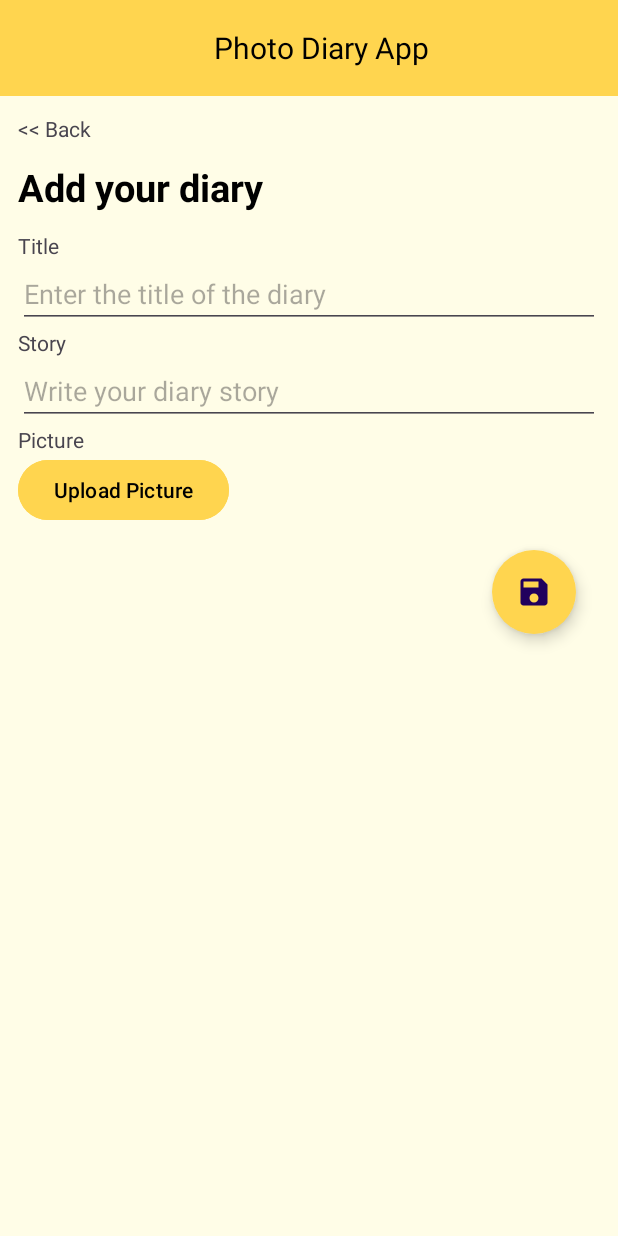
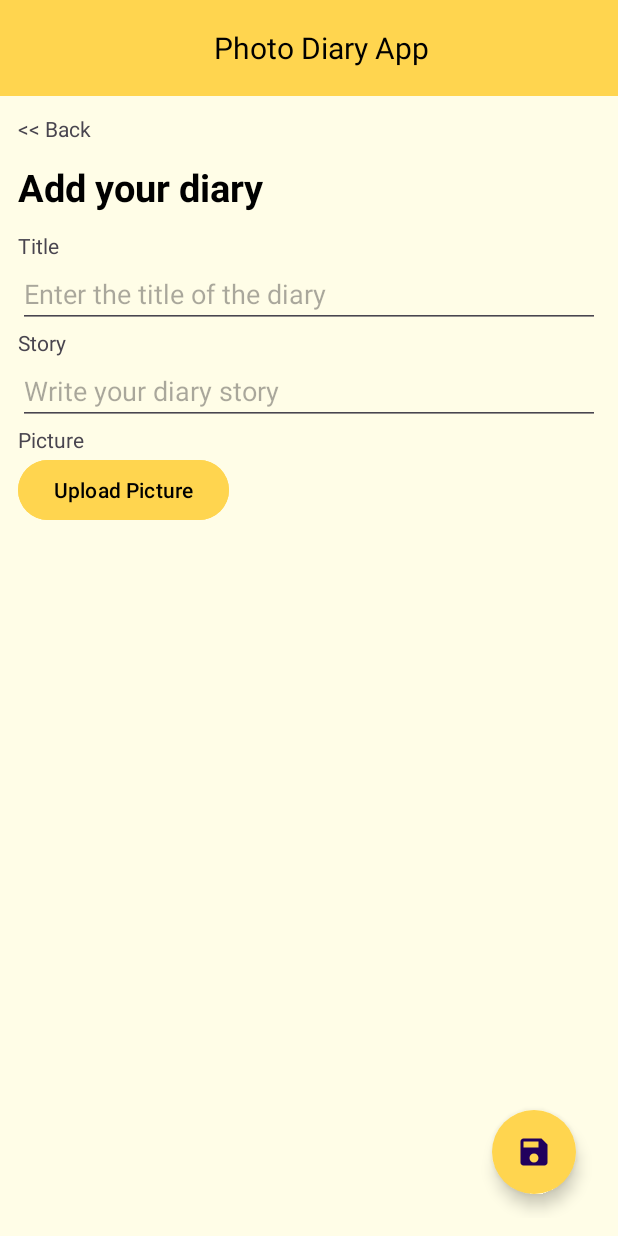
Before and after one commit to Rafibintang22/TubesMobdev1, an Android app: the screen it shows after launch (MainActivity), after a tap on an icon or button, on a phone screen of 412 x 824 dp. Run offline under Robolectric (Android 15) with nearby library versions, the phone set to English and light mode, and no system bars.

Commit message:
Update fragment_tambah_konten.xml

```diff
--- a/app/src/main/res/layout/fragment_tambah_konten.xml
+++ b/app/src/main/res/layout/fragment_tambah_konten.xml
@@ -1,10 +1,14 @@
 <?xml version="1.0" encoding="utf-8"?>
-<LinearLayout xmlns:android="http://schemas.android.com/apk/res/android"
+<RelativeLayout xmlns:android="http://schemas.android.com/apk/res/android"
     xmlns:app="http://schemas.android.com/apk/res-auto"
     android:orientation="vertical"
     android:layout_width="match_parent"
     android:layout_height="match_parent">
 
+    <LinearLayout
+        android:layout_width="match_parent"
+        android:layout_height="wrap_content"
+        android:orientation="vertical">
         <TextView
             android:id="@+id/btn_back"
             android:layout_width="match_parent"
@@ -65,12 +69,14 @@
             android:layout_width="wrap_content"
             android:layout_height="wrap_content"
             android:layout_gravity="center"></ImageView>
+    </LinearLayout>
 
     <com.google.android.material.floatingactionbutton.FloatingActionButton
         android:id="@+id/button_save"
         android:layout_width="wrap_content"
         android:layout_height="wrap_content"
-        android:layout_gravity="right"
+        android:layout_alignParentBottom="true"
+        android:layout_alignParentRight="true"
         android:layout_margin="16dp"
         android:backgroundTint="@color/kuning"
         android:src="@drawable/save_button_baseline"
@@ -78,4 +84,4 @@
         >
     </com.google.android.material.floatingactionbutton.FloatingActionButton>
 
-</LinearLayout>
+</RelativeLayout>
```
Lines whose indentation alone changed are shown as unchanged.
